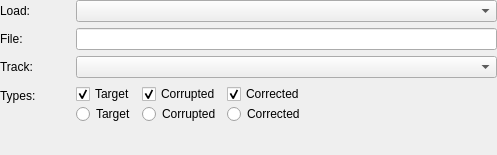
Qt form code/interface/vicomposedwidgets/forms/viprojectloader.ui (visore/Visore) before a commit.
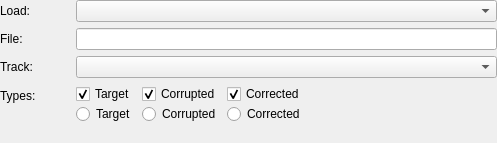
The same form after that commit. Custom widgets are drawn as their Qt base class.

The edit to the form file:
```diff
--- a/code/interface/vicomposedwidgets/forms/viprojectloader.ui
+++ b/code/interface/vicomposedwidgets/forms/viprojectloader.ui
@@ -7,7 +7,7 @@
     <x>0</x>
     <y>0</y>
     <width>497</width>
-    <height>155</height>
+    <height>143</height>
    </rect>
   </property>
   <property name="sizePolicy">
```
Left out of the diff: 2 changed lines with no effect on the pictures.
